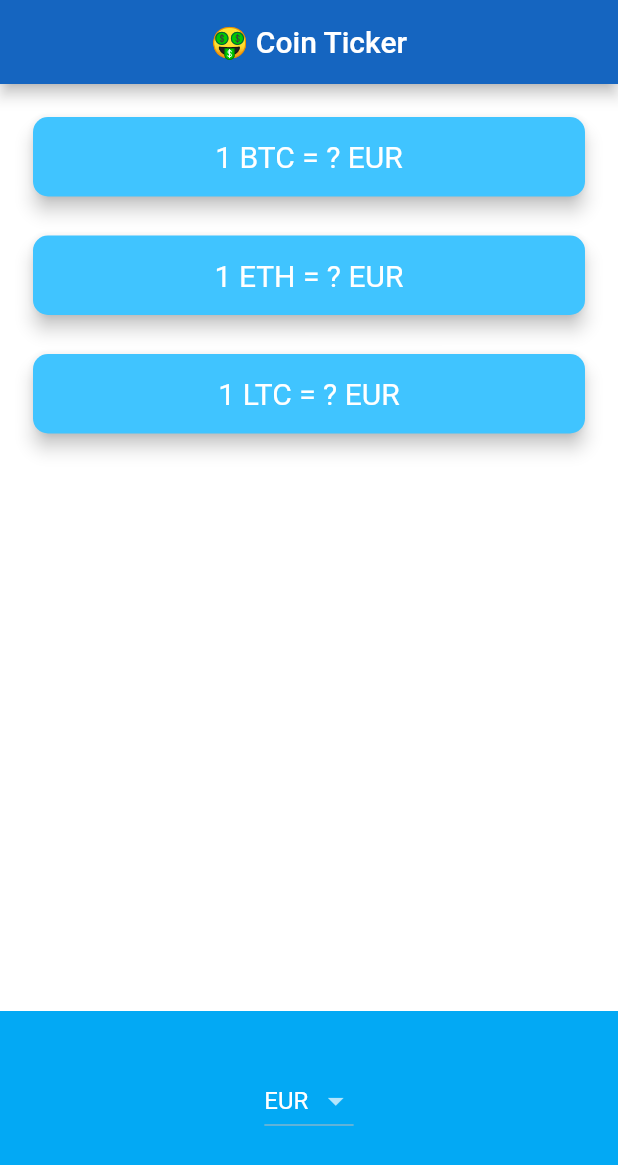
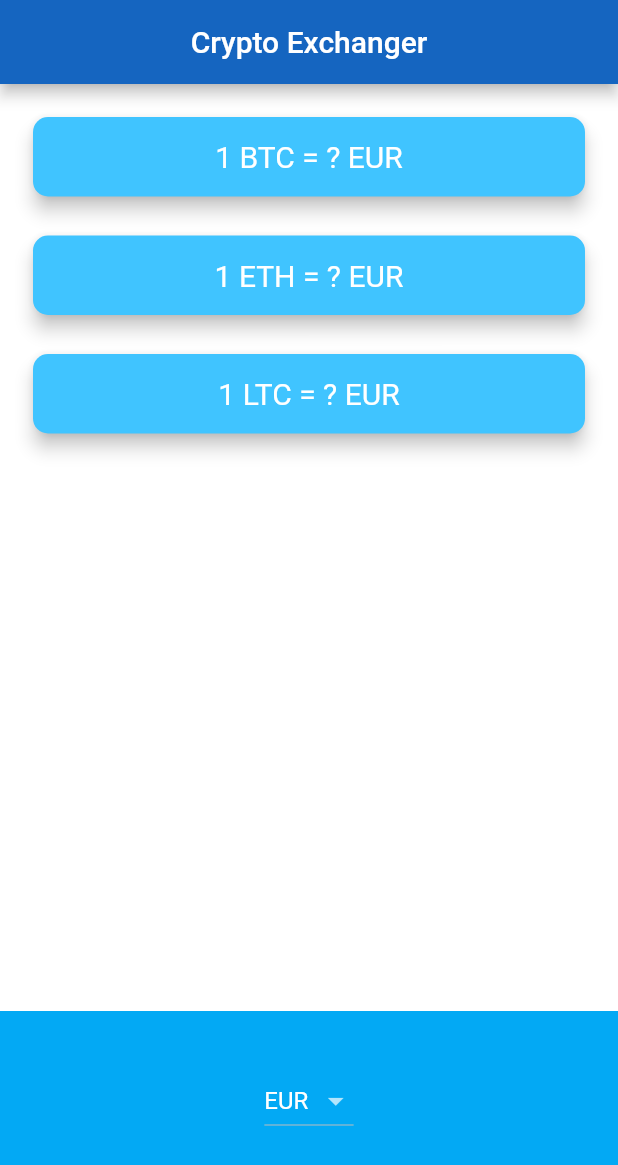
Before and after one commit to minhaz74692/Crypto_Exchanger_flutter, a Flutter app: the screen it shows after launch, on a phone screen of 412 x 824 dp. Shown: the top 1165 px of the screen. Run offline on Flutter 3.47's test engine with Material 2 defaults, Android fonts, the phone set to English and light mode, and no system bars; network calls fail.

Commit message:
Change title

```diff
--- a/lib/price_screen.dart
+++ b/lib/price_screen.dart
@@ -104,7 +104,7 @@ class _PriceScreenState extends State<PriceScreen> {
     return Scaffold(
       appBar: AppBar(
         backgroundColor: Colors.blue.shade800,
-        title: Center(child: Text('🤑 Coin Ticker')),
+        title: Center(child: Text('Crypto Exchanger')),
       ),
       body: Column(
         mainAxisAlignment: MainAxisAlignment.spaceBetween,
```
